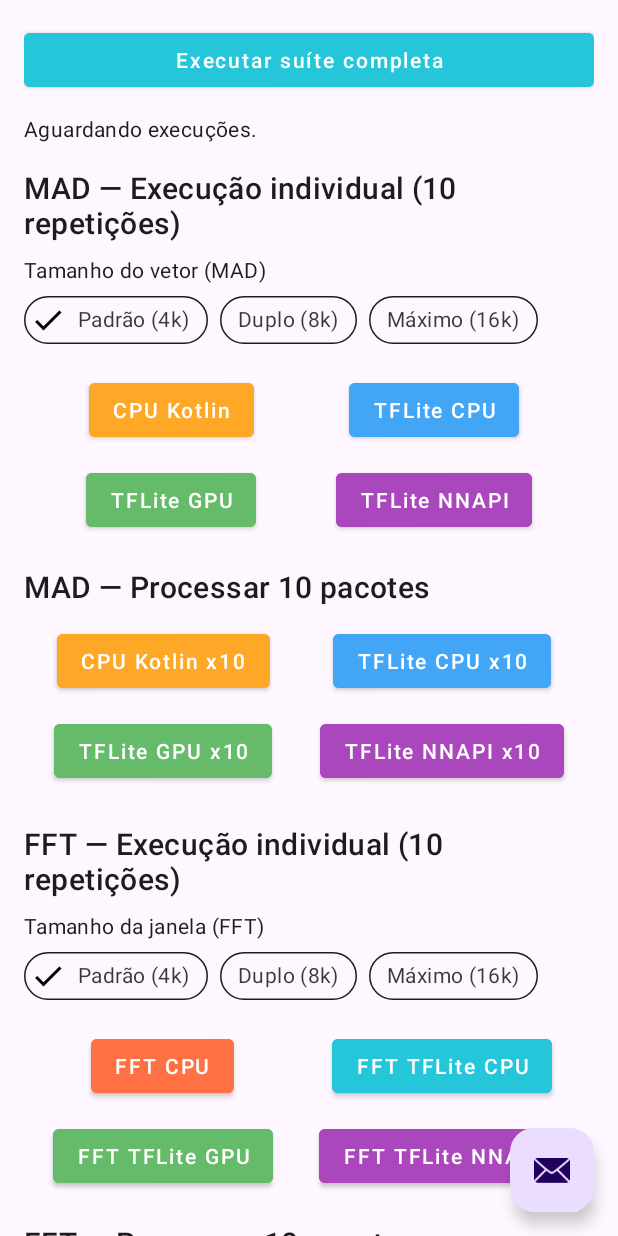
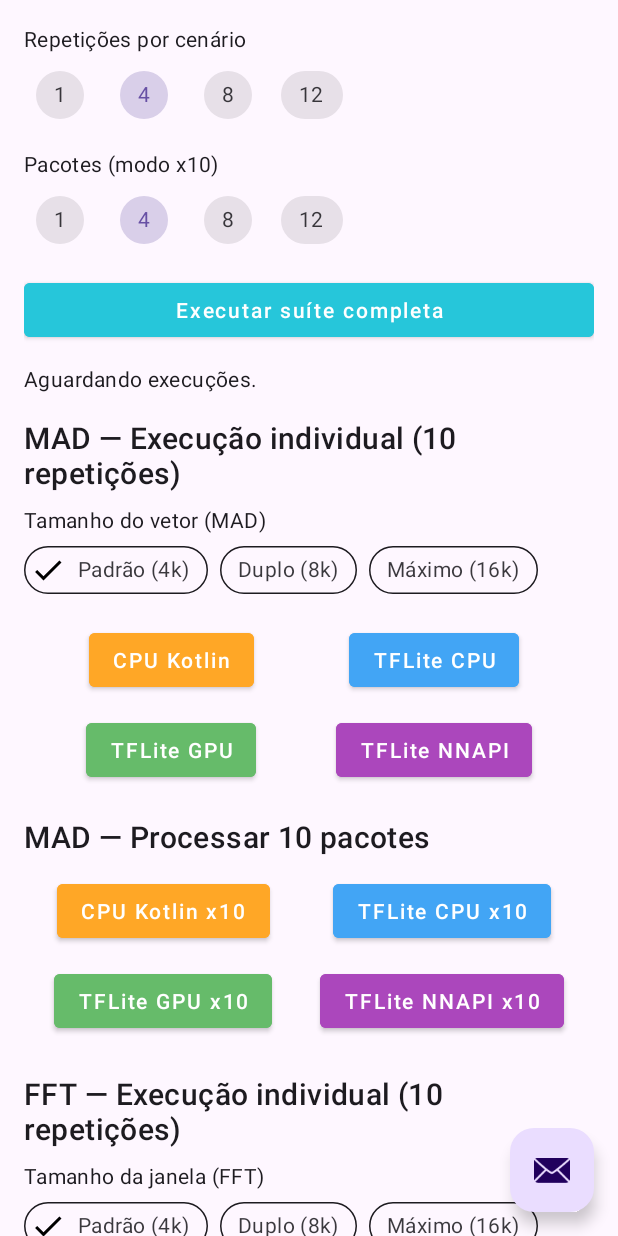
Before and after one commit to DoisDedin/GPUAndroidUp, an Android app: the screen it shows after launch (MainActivity), on a phone screen of 412 x 824 dp. Run offline under Robolectric (Android 15) with nearby library versions, the phone set to English and light mode, and no system bars; our stand-ins replace navigation-ui.

Commit message:
salva alterações

```diff
--- a/app/src/main/java/com/example/vulkanfft/FirstFragment.kt
+++ b/app/src/main/java/com/example/vulkanfft/FirstFragment.kt
@@ -71,6 +71,8 @@ class FirstFragment : Fragment() {
         super.onViewCreated(view, savedInstanceState)
 
         viewModel = androidx.lifecycle.ViewModelProvider(this)[FirstViewModel::class.java]
+        setupIterationControls()
+        setupBatchControls()
 
         binding.buttonRunAll.setOnClickListener {
             this.context?.let { ctx -> viewModel.runFullBenchmarkSuite(ctx) }
@@ -227,6 +229,54 @@ class FirstFragment : Fragment() {
         viewModel.startEnergyTest(ctx, madScale, fftScale)
     }
 
+    private fun setupIterationControls() {
+        binding.chipGroupIterations.check(iterationChipIdFor(viewModel.currentBenchmarkIterations()))
+        binding.chipGroupIterations.setOnCheckedStateChangeListener { _, checkedIds ->
+            val id = checkedIds.firstOrNull() ?: return@setOnCheckedStateChangeListener
+            iterationValueForChip(id)?.let { viewModel.updateBenchmarkIterations(it) }
+        }
+    }
+
+    private fun setupBatchControls() {
+        binding.chipGroupBatch.check(batchChipIdFor(viewModel.currentBatchSize()))
+        binding.chipGroupBatch.setOnCheckedStateChangeListener { _, checkedIds ->
+            val id = checkedIds.firstOrNull() ?: return@setOnCheckedStateChangeListener
+            batchValueForChip(id)?.let { viewModel.updateBatchSize(it) }
+        }
+    }
+
+    private fun iterationValueForChip(id: Int): Int? = when (id) {
+        binding.chipIterations1.id -> 1
+        binding.chipIterations4.id -> 4
+        binding.chipIterations8.id -> 8
+        binding.chipIterations12.id -> 12
+        else -> null
+    }
+
+    private fun iterationChipIdFor(value: Int): Int = when (value) {
+        1 -> binding.chipIterations1.id
+        4 -> binding.chipIterations4.id
+        8 -> binding.chipIterations8.id
+        12 -> binding.chipIterations12.id
+        else -> binding.chipIterations4.id
+    }
+
+    private fun batchValueForChip(id: Int): Int? = when (id) {
+        binding.chipBatch1.id -> 1
+        binding.chipBatch4.id -> 4
+        binding.chipBatch8.id -> 8
+        binding.chipBatch12.id -> 12
+        else -> null
+    }
+
+    private fun batchChipIdFor(value: Int): Int = when (value) {
+        1 -> binding.chipBatch1.id
+        4 -> binding.chipBatch4.id
+        8 -> binding.chipBatch8.id
+        12 -> binding.chipBatch12.id
+        else -> binding.chipBatch4.id
+    }
+
     private fun currentMadScale(): DataScale {
         return when (binding.chipGroupMadScale.checkedChipId) {
             binding.chipMadScaleDouble.id -> DataScale.DOUBLE
--- a/app/src/main/java/com/example/vulkanfft/FirstViewModel.kt
+++ b/app/src/main/java/com/example/vulkanfft/FirstViewModel.kt
@@ -15,6 +15,8 @@ class FirstViewModel : ViewModel() {
     private val benchmarkExecutor = BenchmarkExecutor()
     private val energyLog = mutableListOf<String>()
     private var currentEnergyStatus: String? = null
+    private var benchmarkIterations = DEFAULT_ITERATIONS_OPTION
+    private var benchmarkBatchSize = DEFAULT_BATCH_OPTION
 
     private val _benchmarkResult = MutableLiveData("Aguardando execuções.")
     val benchmarkResult: LiveData<String> = _benchmarkResult
@@ -97,15 +99,17 @@ class FirstViewModel : ViewModel() {
     fun runScenario(
         context: Context,
         scenario: BenchmarkScenario,
-        iterations: Int = BenchmarkExecutor.DEFAULT_BENCH_REPETITIONS,
         scale: DataScale = DataScale.BASE
     ) {
         viewModelScope.launch(Dispatchers.Default) {
+            val iterations = benchmarkIterations
+            val batchSize = benchmarkBatchSize
             val summary = benchmarkExecutor.runScenario(
                 context = context.applicationContext,
                 scenario = scenario,
                 iterations = iterations,
-                scale = scale
+                scale = scale,
+                batchSizeOverride = batchSize
             )
             _benchmarkResult.postValue(summary.summaryText)
         }
@@ -116,6 +120,8 @@ class FirstViewModel : ViewModel() {
             val ctx = context.applicationContext
             val scenarios = BenchmarkScenario.suiteOrder
             val scales = DataScale.values()
+            val iterations = benchmarkIterations
+            val batchSize = benchmarkBatchSize
             val totalSteps = scenarios.size * scales.size
             var currentStep = 0
             _progress.postValue(
@@ -131,8 +137,9 @@ class FirstViewModel : ViewModel() {
                     val summary = benchmarkExecutor.runScenario(
                         context = ctx,
                         scenario = scenario,
-                        iterations = BenchmarkExecutor.DEFAULT_BENCH_REPETITIONS,
-                        scale = scale
+                        iterations = iterations,
+                        scale = scale,
+                        batchSizeOverride = batchSize
                     )
                     currentStep++
                     _benchmarkResult.postValue(summary.summaryText)
@@ -172,6 +179,18 @@ class FirstViewModel : ViewModel() {
     fun cancelEnergyTest(context: Context) {
         EnergyTestService.stop(context.applicationContext)
     }
+
+    fun updateBenchmarkIterations(value: Int) {
+        benchmarkIterations = value.coerceAtLeast(1)
+    }
+
+    fun currentBenchmarkIterations(): Int = benchmarkIterations
+
+    fun updateBatchSize(value: Int) {
+        benchmarkBatchSize = value.coerceAtLeast(1)
+    }
+
+    fun currentBatchSize(): Int = benchmarkBatchSize
 }
 
 data class BenchmarkProgress(
@@ -382,3 +401,6 @@ enum class BenchmarkScenario(
         val suiteOrder = values().toList()
     }
 }
+
+private const val DEFAULT_ITERATIONS_OPTION = 4
+private const val DEFAULT_BATCH_OPTION = 4
--- a/app/src/main/res/layout/fragment_first.xml
+++ b/app/src/main/res/layout/fragment_first.xml
@@ -10,11 +10,101 @@
         android:orientation="vertical"
         android:padding="16dp">
 
+        <TextView
+            android:id="@+id/text_iterations_label"
+            android:layout_width="match_parent"
+            android:layout_height="wrap_content"
+            android:text="@string/label_iterations"
+            android:textAppearance="?attr/textAppearanceBody2" />
+
+        <com.google.android.material.chip.ChipGroup
+            android:id="@+id/chip_group_iterations"
+            android:layout_width="match_parent"
+            android:layout_height="wrap_content"
+            android:layout_marginTop="4dp"
+            app:singleSelection="true"
+            app:selectionRequired="true">
+
+            <com.google.android.material.chip.Chip
+                android:id="@+id/chip_iterations_1"
+                style="@style/Widget.MaterialComponents.Chip.Choice"
+                android:layout_width="wrap_content"
+                android:layout_height="wrap_content"
+                android:text="1" />
+
+            <com.google.android.material.chip.Chip
+                android:id="@+id/chip_iterations_4"
+                style="@style/Widget.MaterialComponents.Chip.Choice"
+                android:layout_width="wrap_content"
+                android:layout_height="wrap_content"
+                android:text="4" />
+
+            <com.google.android.material.chip.Chip
+                android:id="@+id/chip_iterations_8"
+                style="@style/Widget.MaterialComponents.Chip.Choice"
+                android:layout_width="wrap_content"
+                android:layout_height="wrap_content"
+                android:text="8" />
+
+            <com.google.android.material.chip.Chip
+                android:id="@+id/chip_iterations_12"
+                style="@style/Widget.MaterialComponents.Chip.Choice"
+                android:layout_width="wrap_content"
+                android:layout_height="wrap_content"
+                android:text="12" />
+        </com.google.android.material.chip.ChipGroup>
+
+        <TextView
+            android:id="@+id/text_batch_label"
+            android:layout_width="match_parent"
+            android:layout_height="wrap_content"
+            android:layout_marginTop="12dp"
+            android:text="@string/label_batch_size"
+            android:textAppearance="?attr/textAppearanceBody2" />
+
+        <com.google.android.material.chip.ChipGroup
+            android:id="@+id/chip_group_batch"
+            android:layout_width="match_parent"
+            android:layout_height="wrap_content"
+            android:layout_marginTop="4dp"
+            app:singleSelection="true"
+            app:selectionRequired="true">
+
+            <com.google.android.material.chip.Chip
+                android:id="@+id/chip_batch_1"
+                style="@style/Widget.MaterialComponents.Chip.Choice"
+                android:layout_width="wrap_content"
+                android:layout_height="wrap_content"
+                android:text="1" />
+
+            <com.google.android.material.chip.Chip
+                android:id="@+id/chip_batch_4"
+                style="@style/Widget.MaterialComponents.Chip.Choice"
+                android:layout_width="wrap_content"
+                android:layout_height="wrap_content"
+                android:text="4" />
+
+            <com.google.android.material.chip.Chip
+                android:id="@+id/chip_batch_8"
+                style="@style/Widget.MaterialComponents.Chip.Choice"
+                android:layout_width="wrap_content"
+                android:layout_height="wrap_content"
+                android:text="8" />
+
+            <com.google.android.material.chip.Chip
+                android:id="@+id/chip_batch_12"
+                style="@style/Widget.MaterialComponents.Chip.Choice"
+                android:layout_width="wrap_content"
+                android:layout_height="wrap_content"
+                android:text="12" />
+        </com.google.android.material.chip.ChipGroup>
+
         <com.google.android.material.button.MaterialButton
             android:id="@+id/button_run_all"
             style="@style/Widget.MaterialComponents.Button"
             android:layout_width="match_parent"
             android:layout_height="wrap_content"
+            android:layout_marginTop="12dp"
             android:text="@string/btn_run_all"
             android:backgroundTint="@color/fft_tflite_color"
             android:textColor="@color/white"
--- a/app/src/main/res/values/strings.xml
+++ b/app/src/main/res/values/strings.xml
@@ -9,6 +9,8 @@
     <string name="section_mad_batch">MAD — Processar 10 pacotes</string>
     <string name="section_fft">FFT — Execução individual (10 repetições)</string>
     <string name="section_fft_batch">FFT — Processar 10 pacotes</string>
+    <string name="label_iterations">Repetições por cenário</string>
+    <string name="label_batch_size">Pacotes (modo x10)</string>
     <string name="btn_mad_cpu_single">CPU Kotlin</string>
     <string name="btn_mad_tflite_cpu_single">TFLite CPU</string>
     <string name="btn_mad_tflite_gpu_single">TFLite GPU</string>
```
Also changed, not shown: app/src/main/java/com/example/vulkanfft/BenchmarkExecutor.kt (+29 -11 lines).
